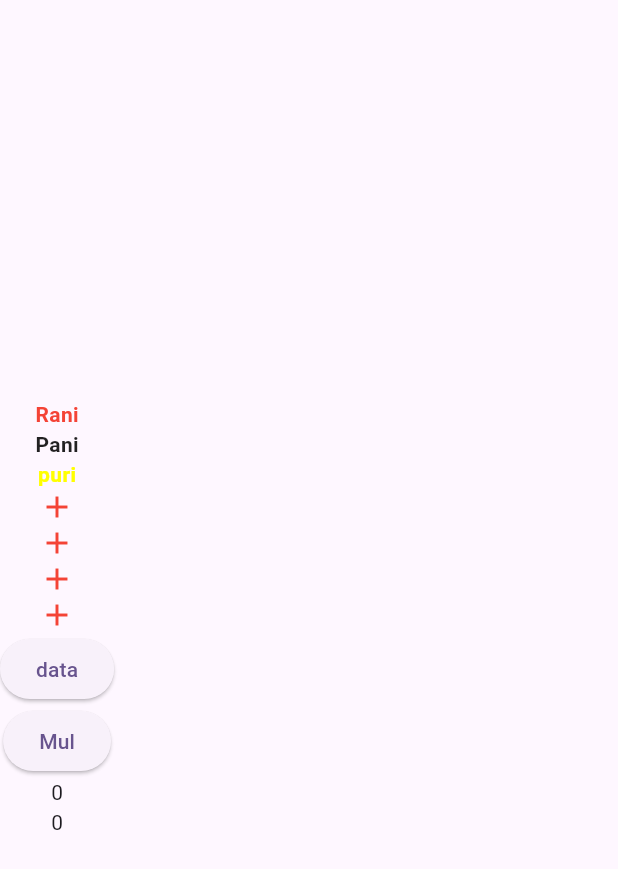
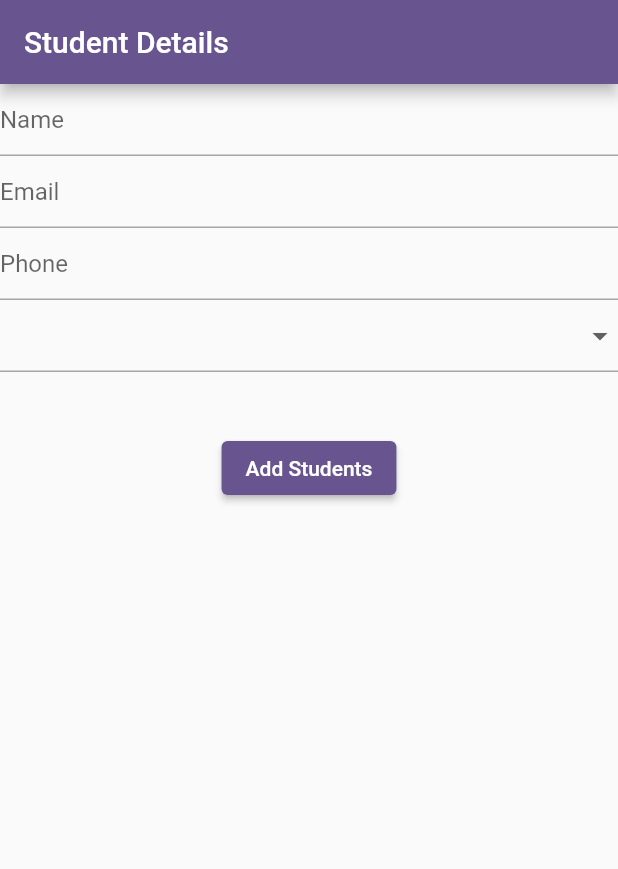
Before and after one commit to edugaon-tech/girls-sqflite, a Flutter app: the screen it shows after launch, on a phone screen of 412 x 824 dp. Shown: the top 869 px of the screen. Run offline on Flutter 3.47's test engine with Material 3 defaults, Android fonts, the phone set to English and light mode, and no system bars; our stand-ins replace sqflite; accounts and stored records are empty.

Commit message:
insert data from text filed

```diff
--- /dev/null
+++ b/lib/database_helper.dart
@@ -0,0 +1,34 @@
+import 'package:sqflite/sqflite.dart';
+
+class DataBaseHelper {
+  Future<String> createDatabase() async {
+    // get you storage path
+    var path = await getDatabasesPath();
+    // create your database
+    var database = "$path/users.db";
+    // return database
+    return database;
+  }
+
+  Future<Database> createTables() async {
+    var dbase = await createDatabase();
+    return await openDatabase(dbase, version: 1,
+        onCreate: (Database db, int version) async {
+      // create table//
+      var tableQuery =
+          "CREATE TABLE 'students' ('id' INTEGER PRIMARY KEY,'name' TEXT, 'email' TEXT, 'phone' TEXT, 'marital_status' TEXT ) ";
+      await db.execute(tableQuery);
+    });
+  }
+
+  insertStudent(
+      String name, String email, String phone, String maritalStatus) async {
+    var db = await createTables();
+    await db.insert("students", {
+      'name': name,
+      "email": email,
+      'phone': phone,
+      'marital_status': maritalStatus
+    });
+  }
+}
--- a/lib/main.dart
+++ b/lib/main.dart
@@ -1,5 +1,5 @@
 import 'package:flutter/material.dart';
-import 'package:sqflite/sqflite.dart';
+import 'package:learn_sqflite/student_details_screen.dart';
 
 void main() {
   runApp(const MyApp());
@@ -14,9 +14,9 @@ class MyApp extends StatelessWidget {
       title: 'Flutter Demo',
       theme: ThemeData(
         colorScheme: ColorScheme.fromSeed(seedColor: Colors.deepPurple),
-        useMaterial3: true,
+        useMaterial3: false,
       ),
-      home: const LearnSqfScreen(),
+      home: StudentDetailsScreen(),
     );
   }
 }
@@ -102,31 +102,3 @@ class _LearnSqfScreenState extends State<LearnSqfScreen> {
     });
   }
 }
-
-class DataBaseHelper {
-  Future<String> createDatabase() async {
-    // get you storage path
-    var path = await getDatabasesPath();
-    // create your database
-    var database = "$path/users.db";
-    // return database
-    return database;
-  }
-
-  Future<Database> createTables() async {
-    var dbase = await createDatabase();
-    return await openDatabase(dbase, version: 1,
-        onCreate: (Database db, int version) async {
-      // create table//
-      var tableQuery =
-          "CREATE TABLE 'students' ('id' INTEGER PRIMARY KEY,'name' TEXT, 'age' INTEGER, 'gender' TEXT ) ";
-      await db.execute(tableQuery);
-    });
-  }
-
-  insertData() async {
-    var db = await createTables();
-    await db.insert(
-        "students", {'name': "Jyotiya", "age": 100, 'gender': "Female"});
-  }
-}
--- /dev/null
+++ b/lib/student_details_screen.dart
@@ -0,0 +1,67 @@
+import 'package:flutter/material.dart';
+
+import 'database_helper.dart';
+
+class StudentDetailsScreen extends StatefulWidget {
+  const StudentDetailsScreen({super.key});
+
+  @override
+  State<StudentDetailsScreen> createState() => _StudentDetailsScreenState();
+}
+
+class _StudentDetailsScreenState extends State<StudentDetailsScreen> {
+  TextEditingController nameController = TextEditingController();
+  TextEditingController emailController = TextEditingController();
+  TextEditingController phoneController = TextEditingController();
+  String marriageValue = '';
+
+  var databaseHelper = DataBaseHelper();
+
+  // TextEditingController nameController = TextEditingController();
+
+  @override
+  Widget build(BuildContext context) {
+    return Scaffold(
+      appBar: AppBar(
+        title: const Text("Student Details"),
+      ),
+      body: Column(
+        children: [
+          myTextField(nameController, "Name"),
+          myTextField(emailController, "Email"),
+          myTextField(phoneController, "Phone", keyType: TextInputType.number),
+          DropdownButtonFormField(
+              items: ["Married", "Unmarried"]
+                  .map((item) => DropdownMenuItem(
+                        value: item,
+                        child: Text(item),
+                      ))
+                  .toList(),
+              onChanged: (value) {
+                setState(() {
+                  marriageValue = value!;
+                });
+              }),
+          const SizedBox(
+            height: 40,
+          ),
+          ElevatedButton(
+              onPressed: () {
+                databaseHelper.insertStudent(nameController.text,
+                    emailController.text, phoneController.text, marriageValue);
+              },
+              child: const Text("Add Students"))
+        ],
+      ),
+    );
+  }
+
+  Widget myTextField(TextEditingController controller, String hintText,
+      {TextInputType keyType = TextInputType.text}) {
+    return TextFormField(
+      controller: controller,
+      keyboardType: keyType,
+      decoration: InputDecoration(hintText: hintText),
+    );
+  }
+}
```
